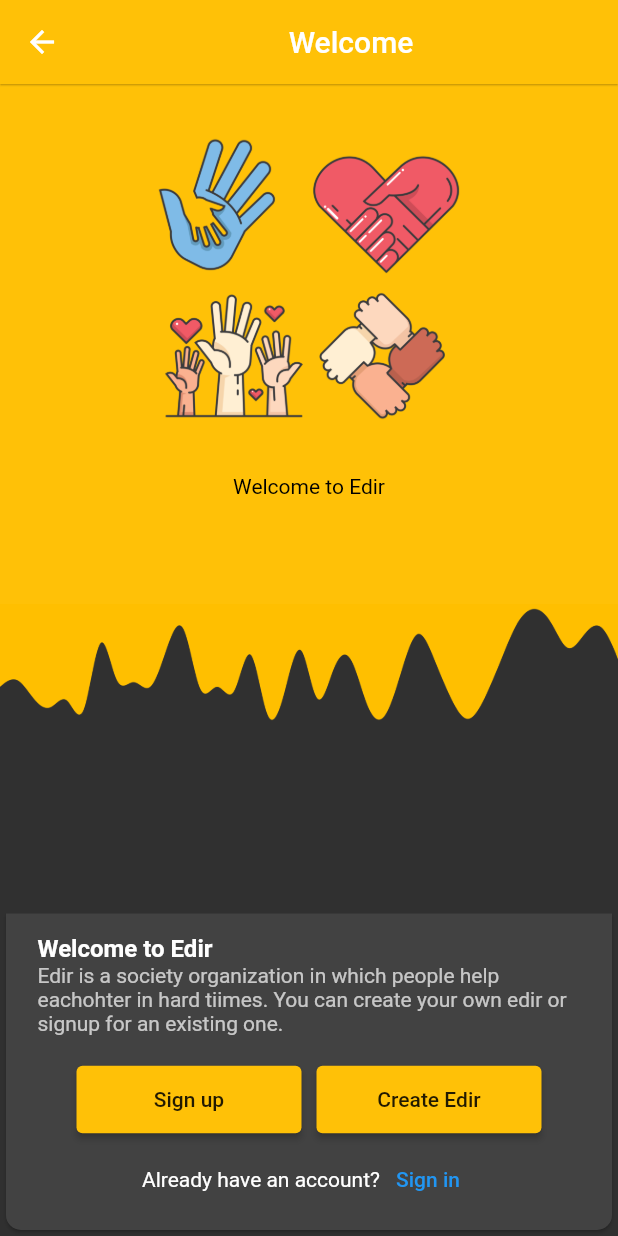
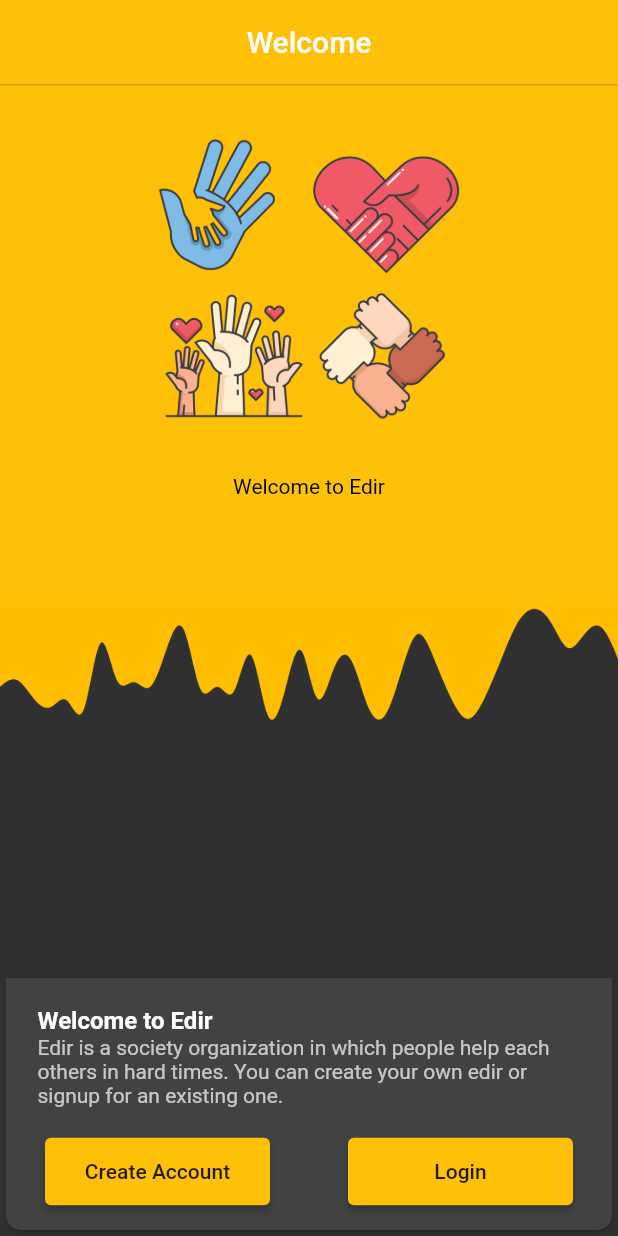
Before and after one commit to runtimeterror-aait/edir_frontend, a Flutter app: the SplashPage screen opened directly, on a phone screen of 412 x 824 dp. Run offline on Flutter 3.47's test engine with Material 2 defaults, Android fonts, the phone set to English and light mode, and no system bars; drawn by our look-alikes of carousel_slider; our stand-ins replace flutter_svg.

Commit message:
removed already a member

```diff
--- a/lib/screens/core/app_widget.dart
+++ b/lib/screens/core/app_widget.dart
@@ -37,7 +37,7 @@ class AppWidget extends StatelessWidget {
   Widget build(BuildContext context) {
     return MaterialApp(
       title: 'edir',
-      home: UserDashboardPage(),
+      home: SplashPage(),
       darkTheme: _dark,
       theme: _light,
       themeMode: ThemeMode.dark,
--- a/lib/screens/splash/widgets/splash_card.dart
+++ b/lib/screens/splash/widgets/splash_card.dart
@@ -24,24 +24,24 @@ class SplashCard extends StatelessWidget {
         child: Column(
           children: <Widget>[
             SizedBox(
-              height: 5,
+              height: 10,
             ),
             ListTile(
               title: Text('Welcome to Edir',
                   style: TextStyle(fontWeight: FontWeight.w600)),
               subtitle: Text(
-                'Edir is a society organization in which people help eachohter in hard tiimes. You can create your own edir or signup for an existing one.',
+                'Edir is a society organization in which people help each others in hard times. You can create your own edir or signup for an existing one.',
               ),
             ),
             SizedBox(
               height: 15,
             ),
             Row(
-              mainAxisAlignment: MainAxisAlignment.center,
+              mainAxisAlignment: MainAxisAlignment.spaceEvenly,
               children: [
                 ElevatedButton(
                   style: raisedButtonStyle,
-                  child: const Text('Sign up'),
+                  child: const Text('Create Account'),
                   onPressed: () {/* ... */},
                 ),
                 SizedBox(
@@ -49,23 +49,13 @@ class SplashCard extends StatelessWidget {
                 ),
                 ElevatedButton(
                   style: raisedButtonStyle,
-                  child: const Text('Create Edir'),
+                  child: const Text('Login'),
                   onPressed: () {/* ... */},
                 ),
               ],
             ),
             SizedBox(
               height: 5,
-            ),
-            Row(
-              mainAxisAlignment: MainAxisAlignment.center,
-              children: [
-                Text("Already have an account?"),
-                TextButton(
-                  onPressed: () {},
-                  child: Text('Sign in'),
-                ),
-              ],
             ),
             SizedBox(
               height: 5,
```
